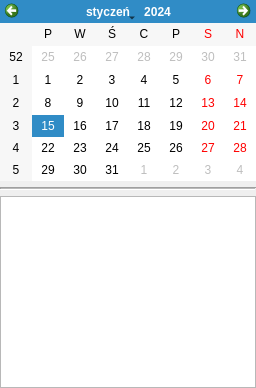
Above: src/schedulewidget.ui from BackupTheBerlios/tinyorganizer before the change. Below: the same form after it.
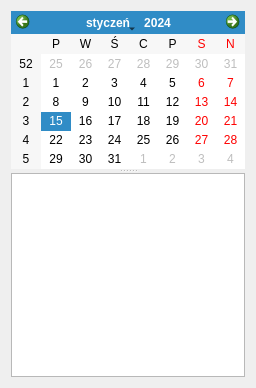
That is the form after the change. Icons and pictures are not drawn.

Commit message: added qsplitter to schedulewidget

```diff
--- a/src/schedulewidget.ui
+++ b/src/schedulewidget.ui
@@ -16,11 +16,18 @@
   <property name="styleSheet">
    <string notr="true"/>
   </property>
-  <layout class="QGridLayout" name="gridLayout">
-   <property name="margin">
-    <number>0</number>
-   </property>
-   <item row="0" column="0">
+  <layout class="QVBoxLayout" name="verticalLayout">
+   <item>
+    <widget class="QSplitter" name="splitter">
+     <property name="frameShape">
+      <enum>QFrame::NoFrame</enum>
+     </property>
+     <property name="frameShadow">
+      <enum>QFrame::Plain</enum>
+     </property>
+     <property name="orientation">
+      <enum>Qt::Vertical</enum>
+     </property>
     <widget class="QCalendarWidget" name="calendarWidget">
      <property name="sizePolicy">
       <sizepolicy hsizetype="Preferred" vsizetype="Preferred">
@@ -50,8 +57,6 @@
       <bool>true</bool>
      </property>
     </widget>
-   </item>
-   <item row="2" column="0">
     <widget class="QTableView" name="tableEvents">
      <property name="contextMenuPolicy">
       <enum>Qt::CustomContextMenu</enum>
@@ -87,18 +92,6 @@
       <bool>false</bool>
      </attribute>
     </widget>
-   </item>
-   <item row="1" column="0">
-    <widget class="Line" name="line">
-     <property name="frameShadow">
-      <enum>QFrame::Sunken</enum>
-     </property>
-     <property name="midLineWidth">
-      <number>1</number>
-     </property>
-     <property name="orientation">
-      <enum>Qt::Horizontal</enum>
-     </property>
     </widget>
    </item>
   </layout>
```
Lines whose indentation alone changed are shown as unchanged.
